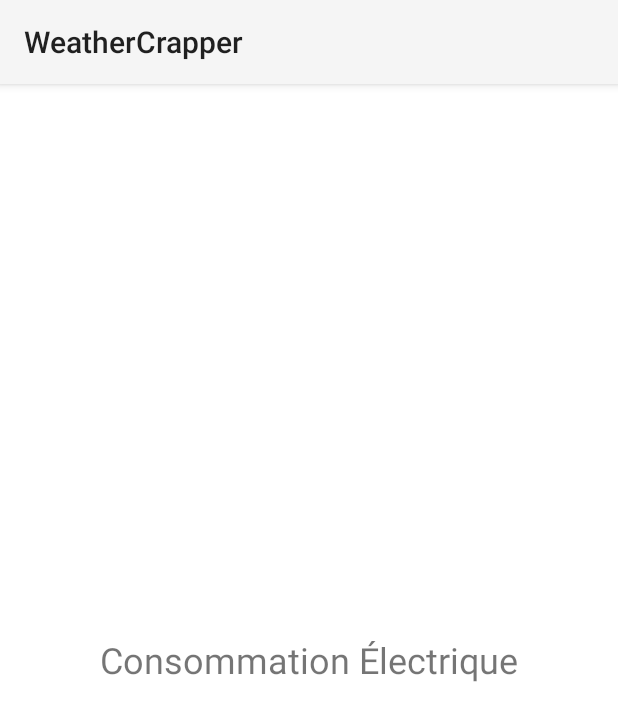
After one commit to Darkshadow-77/WeatherCrapper, an Android app: the layout consumption.xml on its own in the app's theme, with its tools: preview values and no code run, on a phone screen of 412 x 824 dp. The commit adds this screen. Shown: the top 721 px of the screen. Run offline under Robolectric (Android 15) with nearby library versions, the light colour scheme and no system bars.

Commit message:
Linked a new page to cons_btn

```diff
--- a/app/src/main/AndroidManifest.xml
+++ b/app/src/main/AndroidManifest.xml
@@ -19,6 +19,7 @@
                 <category android:name="android.intent.category.LAUNCHER" />
             </intent-filter>
         </activity>
+        <activity android:name=".ConsumptionActivity" />
 
     </application>
 
--- a/app/src/main/java/com/vandal/weathercrapper/MainActivity.java
+++ b/app/src/main/java/com/vandal/weathercrapper/MainActivity.java
@@ -66,6 +66,10 @@ public class MainActivity extends Activity {
         findViewById(R.id.close_btn).setOnClickListener(v -> {
             PanelAnimator.slideOutToBottom(findViewById(R.id.panel), 300);
         });
+        findViewById(R.id.cons_btn).setOnClickListener(v -> {
+    Intent intent = new Intent(MainActivity.this, ConsumptionActivity.class);
+    startActivity(intent);
+});
     }
 
     @Override
--- /dev/null
+++ b/app/src/main/res/layout/consumption.xml
@@ -0,0 +1,13 @@
+<?xml version="1.0" encoding="utf-8"?>
+<FrameLayout xmlns:android="http://schemas.android.com/apk/res/android"
+    android:layout_width="match_parent"
+    android:layout_height="match_parent"
+    android:background="#FFF">
+
+    <TextView
+        android:text="Consommation Électrique"
+        android:textSize="24sp"
+        android:layout_gravity="center"
+        android:layout_width="wrap_content"
+        android:layout_height="wrap_content" />
+</FrameLayout>
```
Also changed, not shown: app/src/main/java/com/vandal/weathercrapper/ConsumptionActivity.java (added, +13 -0 lines).
